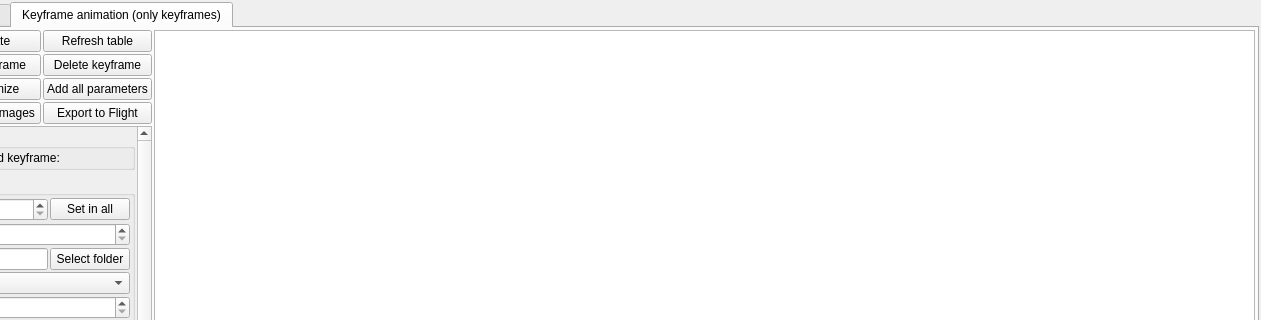
Before: the Qt Designer form mandelbulber2/qt/dock_animation.ui in buddhi1980/mandelbulber2, drawn with Qt 5; both pictures show x 176 to 1437 and y 0 to 320 of the 1437 by 531 pixel window.
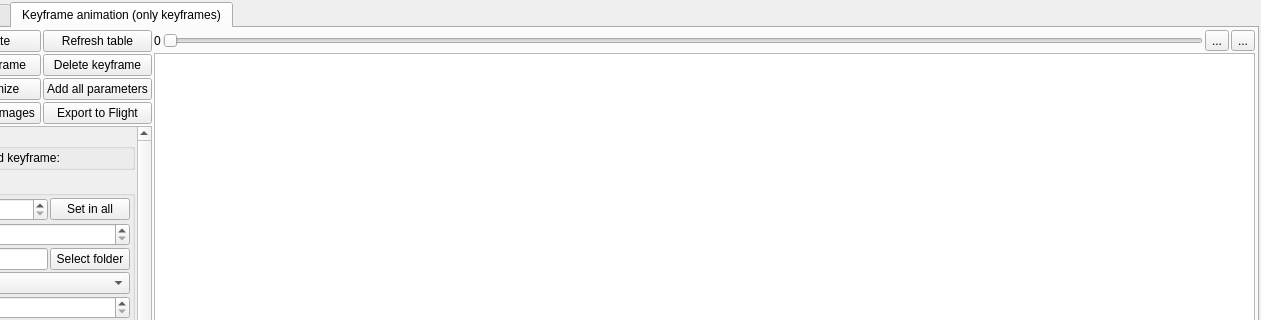
After: the same form once the commit is applied. Icons and pictures are not drawn. Custom widgets are drawn as their Qt base class.

Commit message: Added slider to browse between animation frames (implementation not finished yet)

What changed in the file:
```diff
--- a/mandelbulber2/qt/dock_animation.ui
+++ b/mandelbulber2/qt/dock_animation.ui
@@ -659,7 +659,7 @@
       <attribute name="title">
        <string>Keyframe animation (only keyframes)</string>
       </attribute>
-      <layout class="QHBoxLayout" name="horizontalLayout_15">
+      <layout class="QHBoxLayout" name="horizontalLayout_15" stretch="0,1">
        <property name="spacing">
         <number>2</number>
        </property>
@@ -1444,6 +1444,51 @@
         </layout>
        </item>
        <item>
+        <layout class="QVBoxLayout" name="verticalLayout_5">
+         <item>
+          <layout class="QHBoxLayout" name="horizontalLayout_2">
+           <property name="spacing">
+            <number>2</number>
+           </property>
+           <item>
+            <widget class="QLabel" name="label_actualFrame">
+             <property name="text">
+              <string>0</string>
+             </property>
+            </widget>
+           </item>
+           <item>
+            <widget class="QSlider" name="horizontalSlider_actualFrame">
+             <property name="orientation">
+              <enum>Qt::Horizontal</enum>
+             </property>
+            </widget>
+           </item>
+           <item>
+            <widget class="QToolButton" name="toolButton_previousFrame">
+             <property name="text">
+              <string>...</string>
+             </property>
+             <property name="icon">
+              <iconset theme="arrow-left">
+               <normaloff>.</normaloff>.</iconset>
+             </property>
+            </widget>
+           </item>
+           <item>
+            <widget class="QToolButton" name="toolButton_next_frame">
+             <property name="text">
+              <string>...</string>
+             </property>
+             <property name="icon">
+              <iconset theme="arrow-right">
+               <normaloff>.</normaloff>.</iconset>
+             </property>
+            </widget>
+           </item>
+          </layout>
+         </item>
+         <item>
         <widget class="MyTableWidgetKeyframes" name="tableWidget_keyframe_animation">
          <property name="sizePolicy">
           <sizepolicy hsizetype="Expanding" vsizetype="Expanding">
@@ -1457,6 +1502,8 @@
         </widget>
        </item>
       </layout>
+       </item>
+      </layout>
      </widget>
     </widget>
    </item>
```
Left out of the diff: 5 changed lines with no effect on the pictures. Lines whose indentation alone changed are shown as unchanged. The commit also changes 2 other files.
